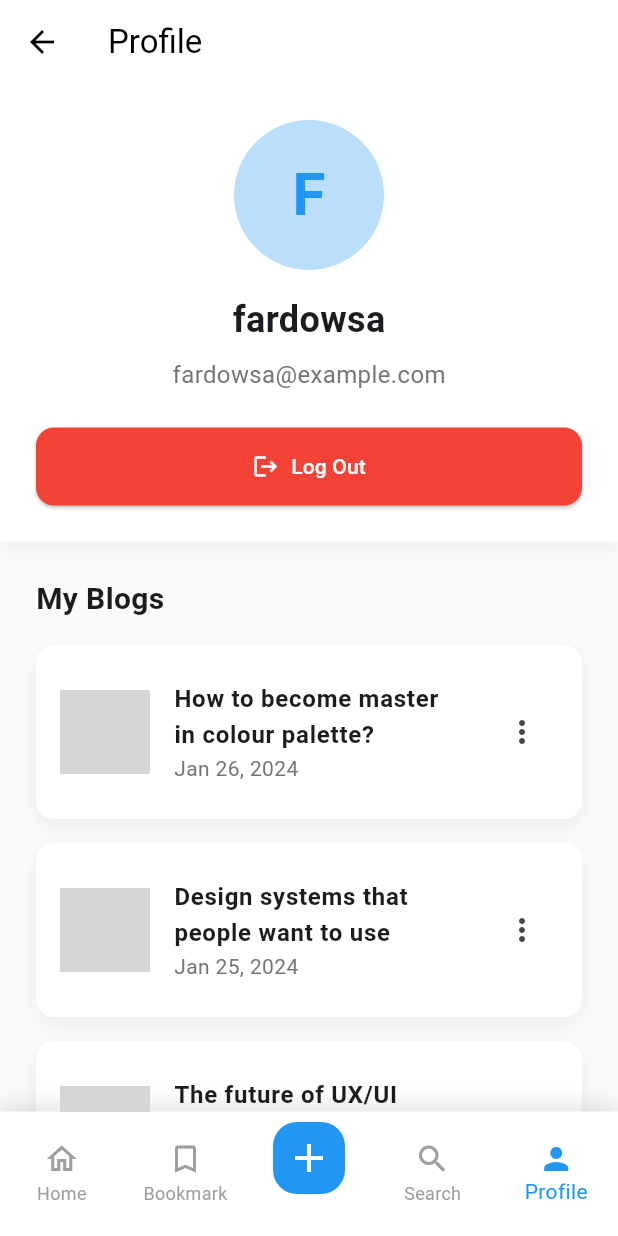
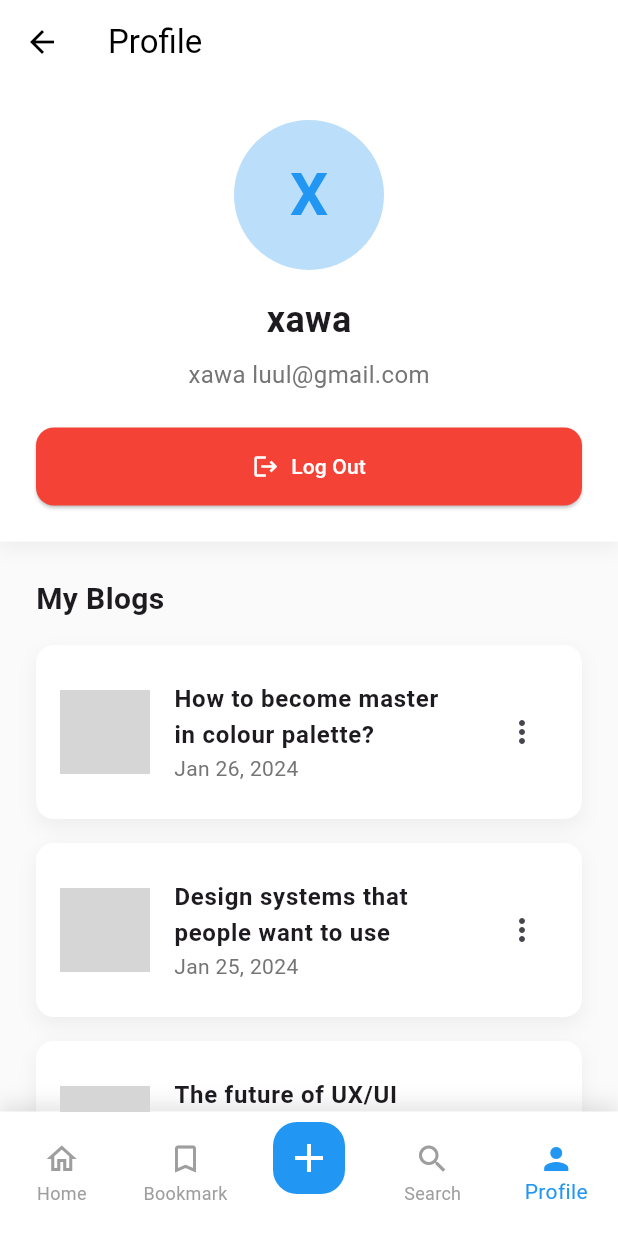
Before and after one commit to HawaMuhumedAli/blog-flutter, a Flutter app: the ProfilePage screen opened by its route, on a phone screen of 412 x 824 dp. Run offline on Flutter 3.47's test engine with Material 3 defaults, Android fonts, the phone set to English and light mode, and no system bars; our stand-ins replace get, get_storage, image_picker; accounts and stored records are empty; network calls fail; grey boxes are pictures that could not be loaded.

Commit message:
update profile

```diff
--- a/lib/pages/profile.dart
+++ b/lib/pages/profile.dart
@@ -11,8 +11,8 @@ class ProfilePage extends StatelessWidget {
   Widget build(BuildContext context) {
     final userController = Get.find<UserController>();
     // Dummy user data
-    const String username = "fardowsa";
-    const String email = "fardowsa@example.com";
+    const String username = "xawa";
+    const String email = "xawa luul@gmail.com";
     final String initial =
         username.isNotEmpty ? username[0].toUpperCase() : "?";
 
```
